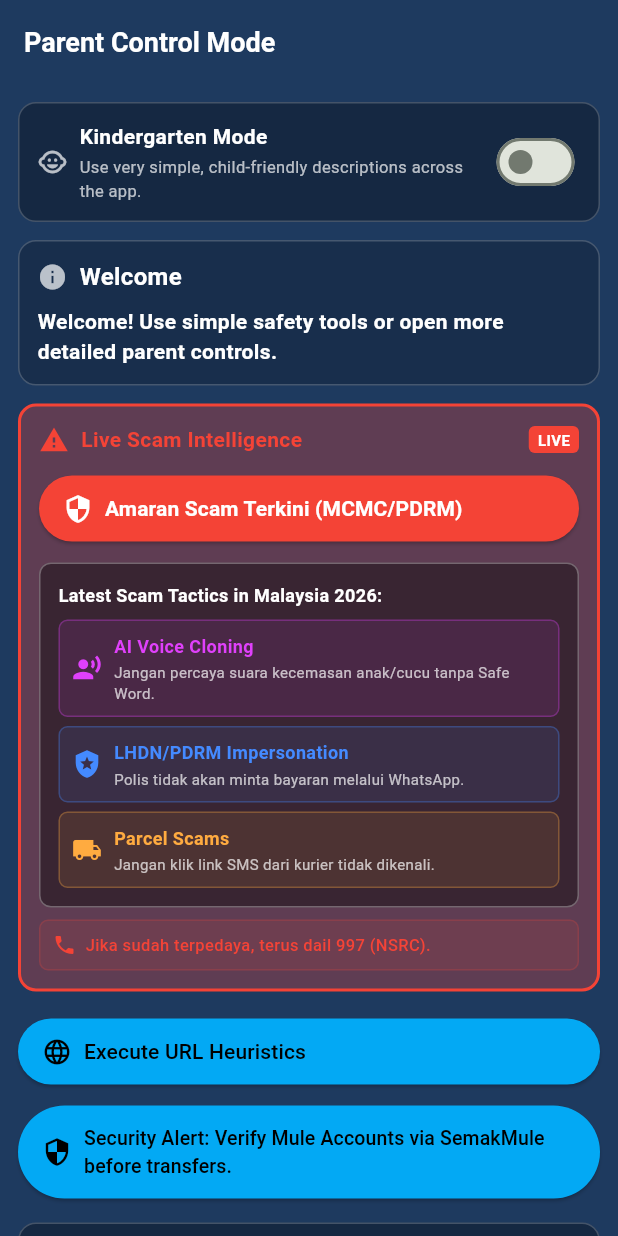
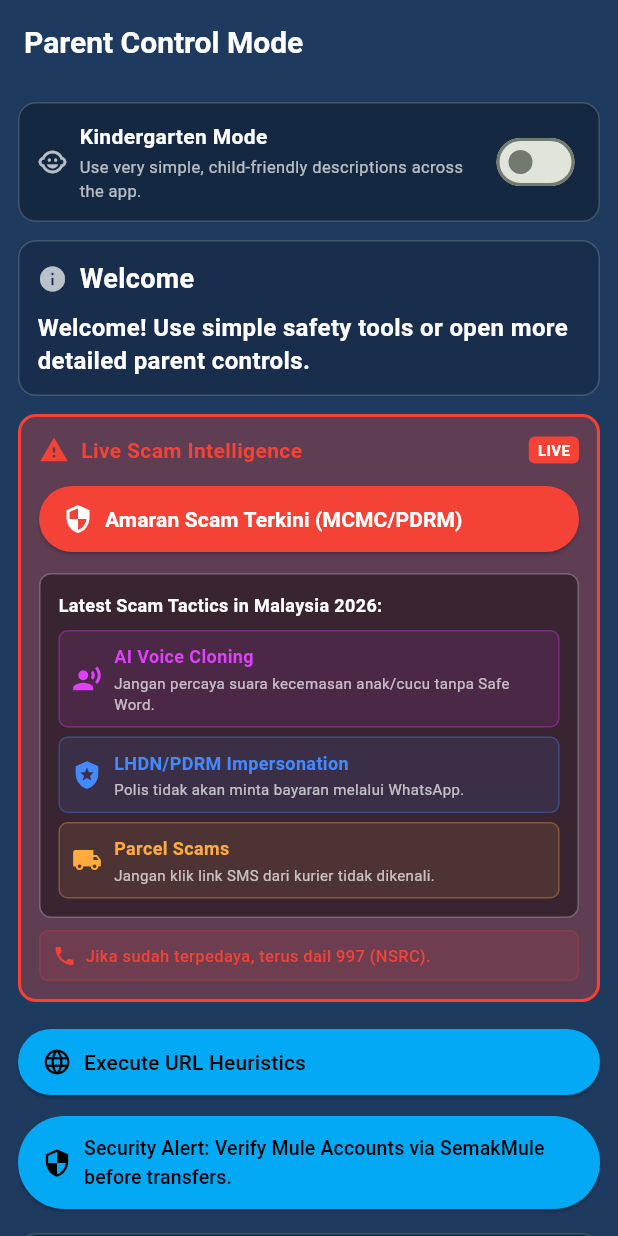
Before and after one commit to ent9724-crypto/safeguard-link, a Flutter app: the screen it shows after launch, on a phone screen of 412 x 824 dp. Run offline on Flutter 3.47's test engine with Material 3 defaults, Android fonts, the light colour scheme and no system bars; our stand-ins replace awesome_notifications, file_picker, firebase_core, flutter_secure_storage, local_auth, permission_handler and 3 more; missing offline and left inert: firebase_app_check, record; accounts and stored records are empty.

Commit message:
Enhance kindergarten mode with child-friendly improvements
Enhanced:
- Larger fonts for better readability (18-22pt)
- Simpler, more child-friendly words throughout
- Enhanced welcome message with emojis and simpler language
- More descriptive button labels and hint text
- Improved visual hierarchy with better spacing
- Maintained colorful and engaging aesthetic design
- All changes tested and built successfully

```diff
--- a/lib/dashboard_clean.dart
+++ b/lib/dashboard_clean.dart
@@ -35,8 +35,8 @@
       backgroundColor: const Color(0xFF1E3A5F),
       appBar: AppBar(
         title: Text(
-          _kindergartenMode ? 'Friendly Helper' : 'Parent Control Mode',
-          style: const TextStyle(fontSize: 18, fontWeight: FontWeight.bold, color: Colors.white),
+          _kindergartenMode ? '🌟 Fun Helper' : 'Parent Control Mode',
+          style: const TextStyle(fontSize: 20, fontWeight: FontWeight.bold, color: Colors.white),
         ),
         backgroundColor: const Color(0xFF1E3A5F),
         elevation: 0,
@@ -142,7 +142,7 @@
                             child: Text(
                               _kindergartenMode ? 'Fun Time!' : 'Welcome',
                               style: TextStyle(
-                                fontSize: isMobile ? 16 : 18,
+                                fontSize: isMobile ? 18 : 22,
                                 fontWeight: FontWeight.bold,
                                 color: Colors.white,
                               ),
@@ -153,10 +153,10 @@
                       SizedBox(height: isMobile ? 8 : 12),
                       Text(
                         _kindergartenMode
-                          ? '🌈 Hi there! Let\'s learn about staying safe together! Tap the colorful buttons below and I\'ll help you understand everything step by step!'
+                          ? '🌈 Hi little buddy! Let\'s play safe together! 🎈 Tap the colorful buttons and I\'ll teach you how to stay super safe!'
                           : 'Welcome! Use simple safety tools or open more detailed parent controls.',
                         style: TextStyle(
-                          fontSize: isMobile ? 14 : 16,
+                          fontSize: isMobile ? 16 : 18,
                           fontWeight: FontWeight.w600,
                           color: Colors.white,
                           height: 1.4,
@@ -231,9 +231,9 @@
                     crossAxisAlignment: CrossAxisAlignment.start,
                     children: [
                       Text(
-                        'PDRM SemakMule Integration',
+                        'Check Bad People',
                         style: TextStyle(
-                          fontSize: isMobile ? 14 : 16,
+                          fontSize: isMobile ? 18 : 20,
                           fontWeight: FontWeight.bold,
                           color: Colors.white,
                         ),
@@ -242,7 +242,7 @@
                       TextField(
                         controller: _checkController,
                         decoration: InputDecoration(
-                          hintText: 'Paste bank account or phone number here',
+                          hintText: 'Put bad guy info here',
                           hintStyle: TextStyle(color: Colors.white54),
                           filled: true,
                           fillColor: Colors.white.withOpacity(0.1),
```
Also changed, not shown: 2 other files.
